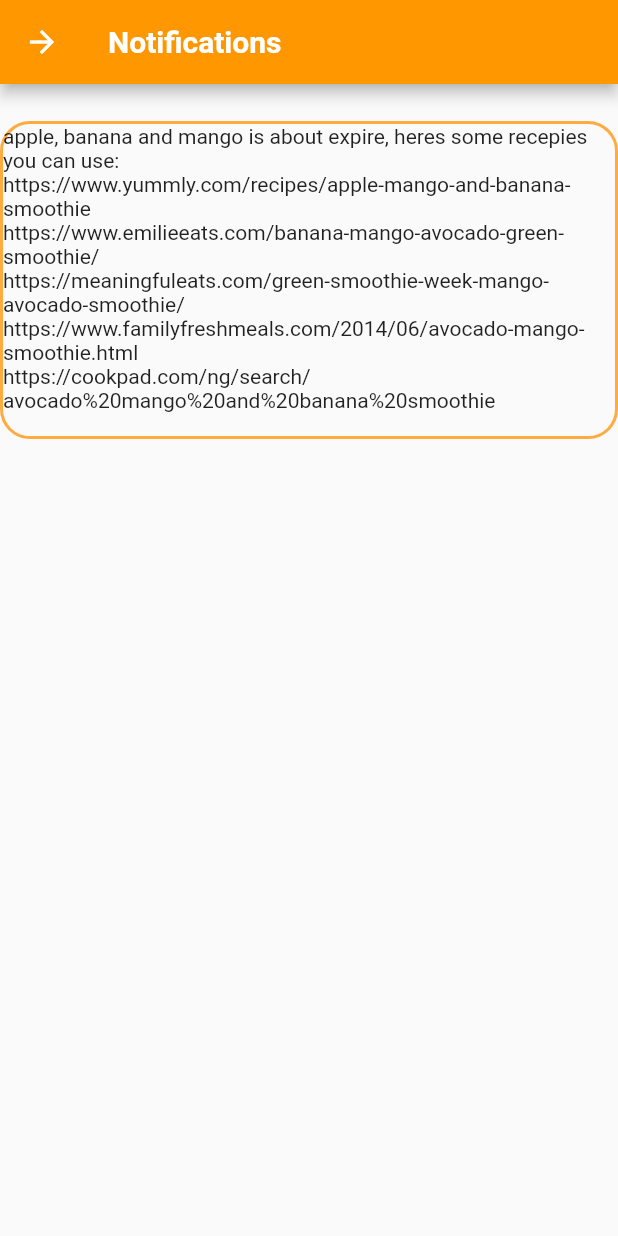
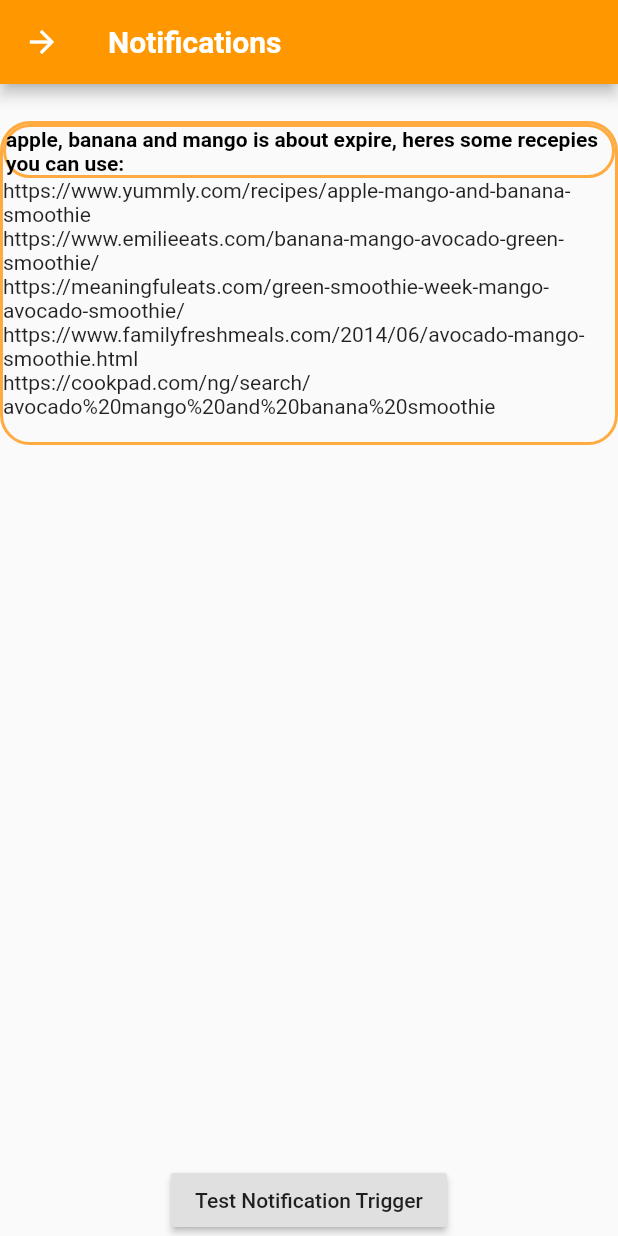
Before and after one commit to null-p01ntr/SKT-Recipe_Recommender, a Flutter app: the screen it shows after launch, after a tap on the "notifications" icon, on a phone screen of 412 x 824 dp. Run offline on Flutter 3.47's test engine with Material 2 defaults, Android fonts, the phone set to English and light mode, and no system bars; our stand-ins replace date_field, flutter_local_notifications, rxdart, sizer.

Commit message:
notification added to UI
notification optimization at back-end

```diff
--- a/notifications.txt
+++ /dev/null
@@ -1,6 +0,0 @@
-apple banana mango is about expire, heres some recepies you can use:
-https://www.yummly.com/recipes/apple-mango-and-banana-smoothie
-https://www.emilieeats.com/banana-mango-avocado-green-smoothie/
-https://meaningfuleats.com/green-smoothie-week-mango-avocado-smoothie/
-https://www.familyfreshmeals.com/2014/06/avocado-mango-smoothie.html
-https://cookpad.com/ng/search/avocado%20mango%20and%20banana%20smoothie
--- a/skt_ui/lib/pages/home.dart
+++ b/skt_ui/lib/pages/home.dart
@@ -1,9 +1,11 @@
 import 'package:flutter/gestures.dart';
 import 'package:skt_ui/pages/search.dart';
+import 'package:skt_ui/pages/products.dart';
 import 'package:flutter/material.dart';
 import 'package:sizer/sizer.dart';
 import 'package:date_field/date_field.dart';
-import 'products.dart';
+
+import 'package:skt_ui/main.dart' as m;
 
 class Home extends StatefulWidget {
   @override
@@ -18,24 +20,19 @@ TextStyle textStyle =
 SizedBox emptySpace = SizedBox(height: 3.0.h);
 
 class _HomeState extends State<Home> {
-  // Properties & Variables needed
-
-  int currentTab = 1; // to keep track of active tab index
+  int currentTab = 1;
   final List<Widget> screens = [
     Products(),
     Search(),
-  ]; // to store nested tabs
+  ];
   final PageStorageBucket bucket = PageStorageBucket();
-  Widget currentScreen = Products(); // Our first view in viewport
+  Widget currentScreen = Products();
 
   @override
   Widget build(BuildContext context) {
-    return LayoutBuilder(//return LayoutBuilder
-        builder: (context, constraints) {
-      return OrientationBuilder(//return OrientationBuilder
-          builder: (context, orientation) {
-        //initialize SizerUtil()
-        SizerUtil().init(constraints, orientation); //initialize SizerUtil
+    return LayoutBuilder(builder: (context, constraints) {
+      return OrientationBuilder(builder: (context, orientation) {
+        SizerUtil().init(constraints, orientation);
         return Scaffold(
           body: PageStorage(
             child: currentScreen,
@@ -266,13 +263,43 @@ class _NotificationsState extends State<Notifications> {
                 ),
                 borderRadius: BorderRadius.circular(20),
               ),
-              child: Text(
-                ("apple, banana and mango is about expire, heres some recepies you can use:\n" +
-                    "https://www.yummly.com/recipes/apple-mango-and-banana-smoothie\n" +
-                    "https://www.emilieeats.com/banana-mango-avocado-green-smoothie/\n" +
-                    "https://meaningfuleats.com/green-smoothie-week-mango-avocado-smoothie/\n" +
-                    "https://www.familyfreshmeals.com/2014/06/avocado-mango-smoothie.html\n" +
-                    "https://cookpad.com/ng/search/avocado%20mango%20and%20banana%20smoothie\n"),
+              child: Column(
+                children: [
+                  Container(
+                    decoration: BoxDecoration(
+                      border: Border.all(
+                        color: Colors.orangeAccent,
+                        width: 2,
+                      ),
+                      borderRadius: BorderRadius.circular(20),
+                    ),
+                    child: Text(
+                      'apple, banana and mango is about expire, heres some recepies you can use: ',
+                      style: textStyle.copyWith(
+                        color: Colors.black,
+                        fontWeight: FontWeight.bold,
+                      ),
+                    ),
+                  ),
+                  Text(
+                    ("https://www.yummly.com/recipes/apple-mango-and-banana-smoothie\n" +
+                        "https://www.emilieeats.com/banana-mango-avocado-green-smoothie/\n" +
+                        "https://meaningfuleats.com/green-smoothie-week-mango-avocado-smoothie/\n" +
+                        "https://www.familyfreshmeals.com/2014/06/avocado-mango-smoothie.html\n" +
+                        "https://cookpad.com/ng/search/avocado%20mango%20and%20banana%20smoothie\n"),
+                  ),
+                ],
+              ),
+            ),
+          ),
+          Expanded(
+            child: Align(
+              alignment: FractionalOffset.bottomCenter,
+              child: RaisedButton(
+                child: Text('Test Notification Trigger'),
+                onPressed: () async {
+                  await m.showNotification();
+                },
               ),
             ),
           ),
--- a/skt_ui/pubspec.yaml
+++ b/skt_ui/pubspec.yaml
@@ -26,6 +26,8 @@ dependencies:
   sizer: ^1.1.8
   google_fonts: ^1.1.1
   date_field: ^0.3.3
+  flutter_local_notifications: ^3.0.2
+  rxdart: ^0.25.0
   # The following adds the Cupertino Icons font to your application.
   # Use with the CupertinoIcons class for iOS style icons.
   cupertino_icons: ^1.0.0
```
Also changed, not shown: database.json (+18 -4 lines), skt_ui/lib/main.dart (+73 -3 lines), skt_ui/pubspec.lock, 3 other files.
